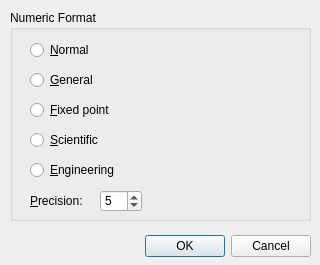
Qt form vicalc/ui/num_format_dialog.ui (Kudaschov/ViCalc) before a commit.
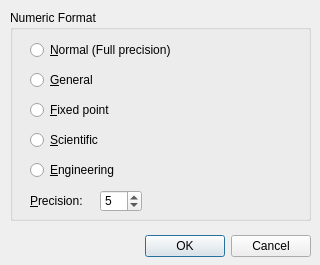
The same form after that commit.

What changed in the file:
```diff
--- a/vicalc/ui/num_format_dialog.ui
+++ b/vicalc/ui/num_format_dialog.ui
@@ -133,12 +133,12 @@
      <rect>
       <x>20</x>
       <y>30</y>
-      <width>89</width>
+      <width>261</width>
       <height>20</height>
      </rect>
     </property>
     <property name="text">
-     <string>&amp;Normal</string>
+     <string>&amp;Normal (Full precision)</string>
     </property>
    </widget>
   </widget>
```
